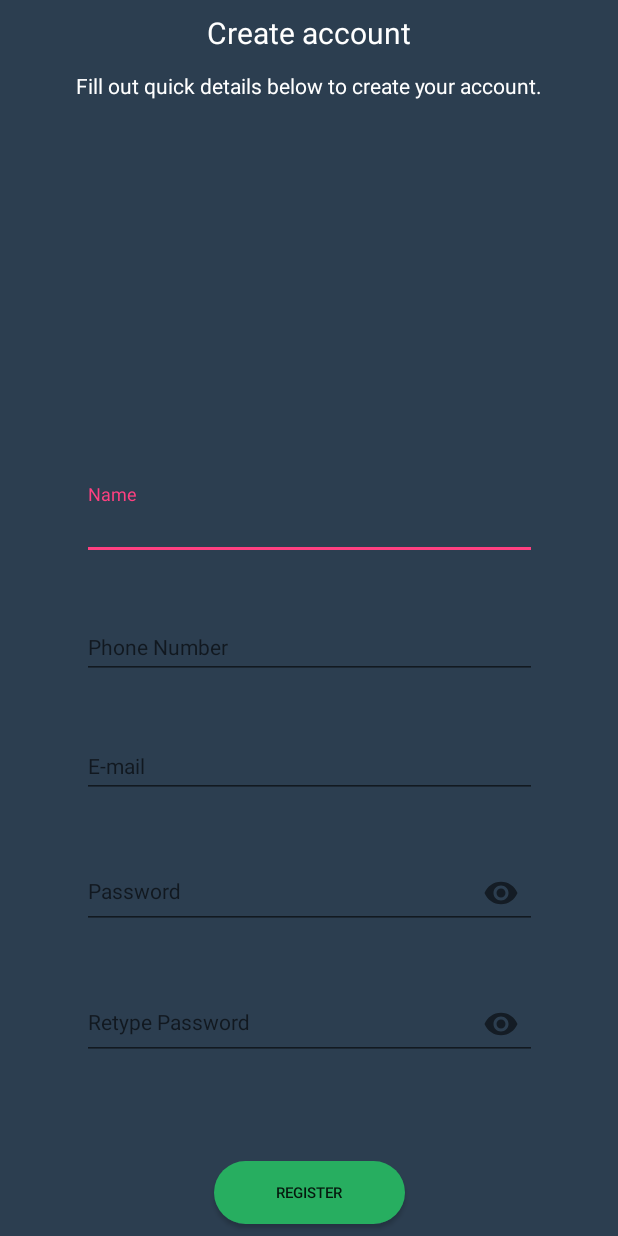
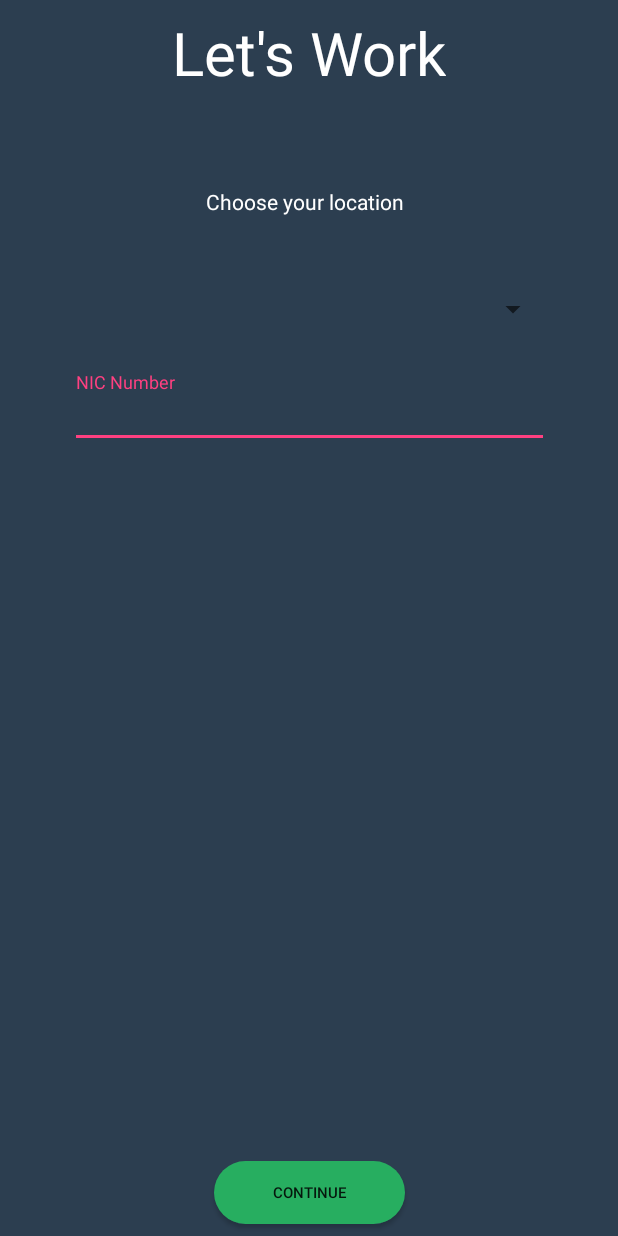
Before and after one commit to naveenlukefernando/TaskDone-TechieApp, an Android app: the screen it shows after launch (activity_register_new_screen before the commit, activity_register_top_screen after it), after a tap on "REGISTER", on a phone screen of 412 x 824 dp. Run offline under Robolectric (Android 15) with nearby library versions, the phone set to English and light mode, and no system bars; our stand-ins replace Firebase (no records; nobody signed in at launch, a user with empty details on screens opened directly); libraries missing offline, so code that uses them is left out: fr.ganfra.materialspinner; plain views replace MaterialSpinner; 3 statements that could not run were skipped; 2 other taps on this screen came first.

Commit message:
#worker new details updated

```diff
--- a/app/build.gradle
+++ b/app/build.gradle
@@ -26,7 +26,7 @@ dependencies {
     implementation 'com.android.support:design:27.1.1'
     implementation 'com.android.support:cardview-v7:27.1.1'
 
-    implementation 'com.github.ganfra:material-spinner:2.0.0'
+    implementation 'com.github.ganfra:material-spinner:1.1.1'
 
     //googleApi init
     implementation 'com.google.android.gms:play-services-maps:15.0.1'
--- a/app/src/main/java/com/pdm/taskdone/activity_register_top_screen.java
+++ b/app/src/main/java/com/pdm/taskdone/activity_register_top_screen.java
@@ -1,19 +1,39 @@
 package com.pdm.taskdone;
 
+import android.content.Intent;
+import android.support.design.widget.TextInputEditText;
+import android.support.design.widget.TextInputLayout;
 import android.support.v7.app.AppCompatActivity;
 import android.os.Bundle;
+import android.text.LoginFilter;
+import android.util.Log;
+import android.view.View;
+import android.widget.AdapterView;
 import android.widget.ArrayAdapter;
+import android.widget.Button;
+import android.widget.TextView;
+import android.widget.Toast;
 
+import java.lang.reflect.Array;
 import java.util.ArrayList;
+import java.util.Arrays;
 import java.util.List;
 
 import fr.ganfra.materialspinner.MaterialSpinner;
 
 public class activity_register_top_screen extends AppCompatActivity {
 
-    MaterialSpinner spinner;
+    MaterialSpinner   spinner;
     List<String> listItems = new ArrayList<>();
     ArrayAdapter <String> adapter;
+
+    private TextInputLayout nic_layout;
+    private TextInputEditText textinput_nic;
+
+    private Button conti_btn;
+
+    private String selected_city, nic;
+
 
 
 
@@ -21,10 +41,74 @@ public class activity_register_top_screen extends AppCompatActivity {
     protected void onCreate(Bundle savedInstanceState) {
         super.onCreate(savedInstanceState);
         setContentView(R.layout.activity_register_top_screen);
-    }
+
+        initItems();
+
+        spinner = (MaterialSpinner) findViewById(R.id.spinner_city);
+        adapter = new ArrayAdapter<String>(this ,R.layout.support_simple_spinner_dropdown_item,listItems);
+        adapter.setDropDownViewResource(R.layout.support_simple_spinner_dropdown_item);
+        spinner.setAdapter(adapter);
+
+        spinner.setOnItemSelectedListener(new AdapterView.OnItemSelectedListener() {
+            @Override
+            public void onItemSelected(AdapterView<?> adapterView, View view, int position, long l) {
+
+                if (position != -1) // plese choose will notify
+                {
+                     selected_city =spinner.getItemAtPosition(position).toString();
+
+                    Log.d("Clicked",selected_city);
+
+                }
+
+            }
+
+            @Override
+            public void onNothingSelected(AdapterView<?> adapterView) {
+
+            }
+        });
+
+        nic_layout = (TextInputLayout) findViewById(R.id.textInput_Layer_NIC) ;
+        textinput_nic = (TextInputEditText)findViewById(R.id.nic_text) ;
+        conti_btn = (Button) findViewById(R.id.continue_btn);
+
+
+        conti_btn.setOnClickListener(new View.OnClickListener() {
+            @Override
+            public void onClick(View view) {
+                String nic = textinput_nic.getText().toString();
+
+                Intent intent = new Intent(activity_register_top_screen.this, activity_register_new_screen.class);
+                intent.putExtra("nic",nic);
+                intent.putExtra("city",selected_city);
+
+                startActivity(intent);
+
+            }
+        });
+
+
+
+        }
+
+    private void initItems() {
+
+                String[] cities = {"Colombo","Dehiwala-Mount Lavinia","Moratuwa", "Sri Jayawardenapura Kotte" , "Negombo" , "Kandy" , "Kalmunai", "Vavuniya" , "Galle", "Trincomalee",
+                                    "Batticaloa", "Jaffna", "Katunayake", "Dambulla", "Kolonnawa", "Anuradhapura", "Ratnapura", "Badulla", "Matara", "Puttalam", "Chavakacheri", "Kattankudy",
+                                "Matale", "Kalutara", "Mannar", "Panadura", "Beruwala", "Ja-Ela", "Point Pedro", "Kelaniya", "Peliyagoda", "Kurunegala", "Wattala", "Gampola", "Nuwara Eliya",
+                                "Valvettithurai", "Chilaw", "Eravur", "Avissawella", "Weligama", "Ambalangoda", "Ampara", "Kegalle", "Hatton", "Nawalapitiya", "Balangoda", "Hambantota", "Tangalle",
+                                    "Moneragala", "Gampaha", "Horana" , "Wattegama" , "Minuwangoda", "Bandarawela" , "Kuliyapitiya" , "Haputale" , "Talawakele" , "Harispattuwa" , "Kadugannawa", "Embilipitiya"};
+
+
+
+        ArrayList<String> aList = new ArrayList<String>(Arrays.asList(cities));
+        listItems.addAll(aList);
 
 
 
 
+    }
+
 
 }
--- a/app/src/main/java/com/pdm/taskdone/sign_in_up_screen.java
+++ b/app/src/main/java/com/pdm/taskdone/sign_in_up_screen.java
@@ -56,7 +56,6 @@ public class sign_in_up_screen extends AppCompatActivity {
 
 
 
-
     }
 
 
@@ -108,7 +107,7 @@ public class sign_in_up_screen extends AppCompatActivity {
 
     public void register_click (View v)
     {
-        startActivity(new Intent(sign_in_up_screen.this,activity_register_new_screen.class));
+        startActivity(new Intent(sign_in_up_screen.this,activity_register_top_screen.class));
         finish();
 
     }
--- a/app/src/main/res/layout/activity_register_top_screen.xml
+++ b/app/src/main/res/layout/activity_register_top_screen.xml
@@ -25,6 +25,7 @@
         app:layout_constraintTop_toBottomOf="@+id/textView5">
 
         <TextView
+            android:id="@+id/text"
             android:layout_width="wrap_content"
             android:layout_height="wrap_content"
             android:text="Choose your location"
@@ -40,24 +41,55 @@
             android:layout_width="match_parent"
             android:layout_marginTop="50dp"
             android:layout_height="wrap_content"
+            app:ms_baseColor="@color/white"
             app:ms_arrowColor="#0000FF"
             app:ms_arrowSize="16dp"
-            app:ms_floatingLabelText="Choose"
             app:ms_hint="Please Choose"
-           app:ms_hintColor="#000000"
+            app:ms_hintColor="#000000"
+            app:ms_floatingLabelColor="#A9A9A9"
+            app:ms_floatingLabelText="Select"
             app:ms_multiline="true"
 
             >
 
+        </fr.ganfra.materialspinner.MaterialSpinner>
 
 
-        </fr.ganfra.materialspinner.MaterialSpinner>
+
+        <android.support.design.widget.TextInputLayout
+
+            android:id="@+id/textInput_Layer_NIC"
+            android:layout_width="match_parent"
+            android:layout_height="wrap_content"
+            android:layout_marginTop="30sp"
+            app:errorEnabled="true"
+            app:layout_constraintBottom_toTopOf="@+id/textInputLayout"
+            app:layout_constraintEnd_toEndOf="parent"
+            app:layout_constraintHorizontal_bias="0.0"
+            app:layout_constraintStart_toStartOf="parent">
+
+            <android.support.design.widget.TextInputEditText
+                android:id="@+id/nic_text"
+                android:layout_width="match_parent"
+                android:layout_height="wrap_content"
+                android:hint="NIC Number"
+                android:textColorHint="@color/white"
+                android:textColor="@color/white"
+                android:inputType="phone"
+                android:textSize="14sp">
+
+
+            </android.support.design.widget.TextInputEditText>
+
+
+        </android.support.design.widget.TextInputLayout>
+
 
 
     </LinearLayout>
 
     <Button
-        android:id="@+id/reg_done_btn"
+        android:id="@+id/continue_btn"
         android:layout_width="127dp"
         android:layout_height="42dp"
         android:layout_marginBottom="8dp"
@@ -66,7 +98,7 @@
         android:layout_marginRight="8dp"
         android:layout_marginStart="8dp"
         android:background="@drawable/button_register"
-        android:text="Register"
+        android:text="Continue"
         android:textSize="10dp"
         app:layout_constraintBottom_toBottomOf="parent"
         app:layout_constraintEnd_toEndOf="parent"
```
Also changed, not shown: app/src/main/java/com/pdm/taskdone/Model/User_worker.java (+23 -1 lines), app/src/main/java/com/pdm/taskdone/activity_register_new_screen.java (+10 -0 lines).
